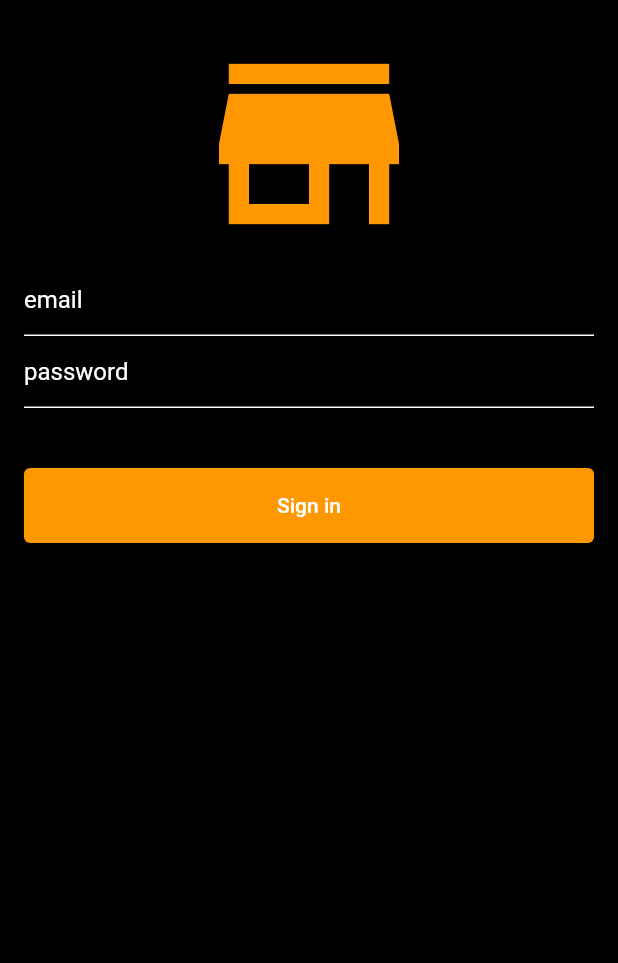
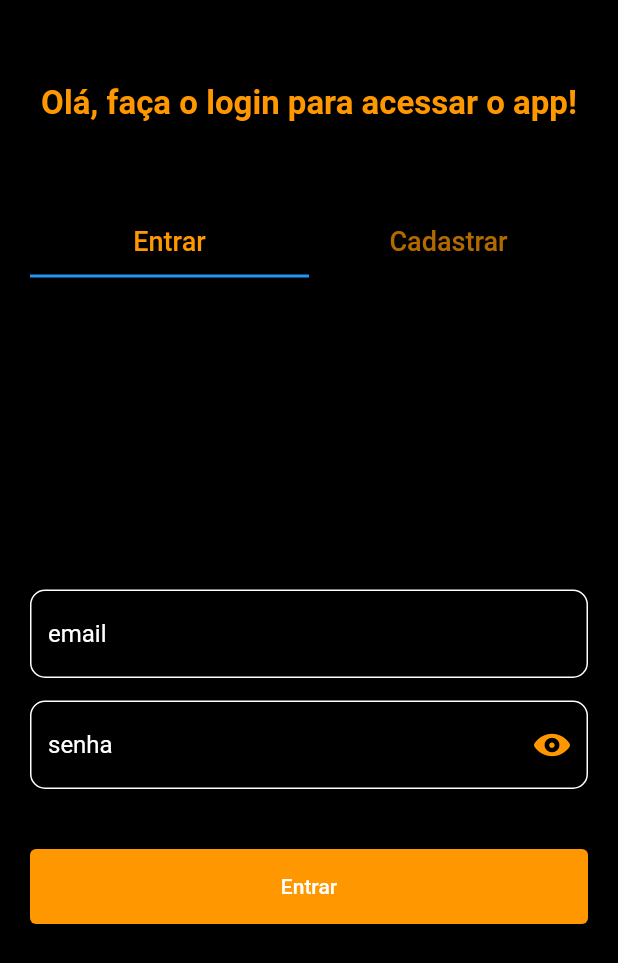
Before and after one commit to Yke222/DilettaFlutterTest, a Flutter app: the screen it shows after launch, on a phone screen of 412 x 824 dp. Shown: the top 963 px of the screen. Run offline on Flutter 3.47's test engine with Material 2 defaults, Android fonts, the phone set to English and light mode, and no system bars; our stand-ins replace cloud_firestore, equatable, firebase_auth, firebase_core, flutter_bloc, get_it and 1 more; accounts and stored records are empty; network calls fail.

Commit message:
feat: tela de cadastro criada e tela de login refatorada

```diff
--- a/lib/blocs/sign_in_bloc.dart
+++ b/lib/blocs/sign_in_bloc.dart
@@ -2,16 +2,16 @@ import 'package:diletta_flutter_test/repository/user_repository.dart';
 import 'package:equatable/equatable.dart';
 import 'package:flutter_bloc/flutter_bloc.dart';
 
-class SignInBloc extends Bloc <SignInEvent, SignInState> {
+class SignInBloc extends Bloc<SignInEvent, SignInState> {
   final UserRepository _userRepository;
   SignInBloc({
     required UserRepository userRepository,
-  }) : _userRepository = userRepository,
-  super (SigInInitial()) {
+  })  : _userRepository = userRepository,
+        super(SigInInitial()) {
     on<SignInRequiredEvent>((event, emit) async {
       emit(SigInProcess());
-      try{
-        await _userRepository.sigIn(event.email,event.password);
+      try {
+        await _userRepository.sigIn(event.email, event.password);
         emit(SigInSuccess());
       } catch (e) {
         emit(SigInFailure());
@@ -22,8 +22,9 @@ class SignInBloc extends Bloc <SignInEvent, SignInState> {
     });
   }
 }
-//Events
-abstract class SignInEvent extends Equatable{
+
+// Events regions
+abstract class SignInEvent extends Equatable {
   const SignInEvent();
 
   @override
@@ -34,27 +35,31 @@ class SignInRequiredEvent extends SignInEvent {
   final String email;
   final String password;
 
-  const SignInRequiredEvent(this.email,this.password);
+  const SignInRequiredEvent(this.email, this.password);
 }
 
 class SignOutRequiredEvent extends SignInEvent {
-
   const SignOutRequiredEvent();
 }
-// States
+//
+
+// States region
 abstract class SignInState extends Equatable {
   @override
   List<Object?> get props => [];
 }
 
-class SigInInitial extends SignInState{}
+class SigInInitial extends SignInState {}
 
-class SigInSuccess extends SignInState{}
+class SigInSuccess extends SignInState {}
 
-class SigInFailure extends SignInState{
+class SigInProgress extends SignInState {}
+
+class SigInFailure extends SignInState {
   final String? message;
 
   SigInFailure({this.message});
 }
 
-class SigInProcess extends SignInState{}
+class SigInProcess extends SignInState {}
+//
--- /dev/null
+++ b/lib/component/input_text_field.dart
@@ -0,0 +1,51 @@
+import 'package:flutter/material.dart';
+
+class InputTextField extends StatelessWidget {
+  final TextEditingController controller;
+  final String hintText;
+  final bool obscureText;
+  final TextInputType inputType;
+  final VoidCallback? onTap;
+  final String? Function(String?)? validator;
+  final String? errorMsg;
+  final String Function(String?)? onChanged;
+  final Widget? suffixIcon;
+  const InputTextField(
+      {super.key,
+      required this.controller,
+      required this.hintText,
+      required this.inputType,
+      this.obscureText = false,
+      this.onTap,
+      this.validator,
+      this.errorMsg,
+      this.onChanged,
+      this.suffixIcon});
+
+  @override
+  Widget build(BuildContext context) {
+    return TextFormField(
+      controller: controller,
+      validator: validator,
+      obscureText: obscureText,
+      keyboardType: inputType,
+      onTap: onTap,
+      onChanged: onChanged,
+      style: const TextStyle(color: Colors.white),
+      decoration: InputDecoration(
+        suffixIcon: suffixIcon,
+        enabledBorder: OutlineInputBorder(
+          borderRadius: BorderRadius.circular(10),
+          borderSide: const BorderSide(color: Colors.white),
+        ),
+        focusedBorder: OutlineInputBorder(
+          borderRadius: BorderRadius.circular(20),
+          borderSide: const BorderSide(color: Colors.white),
+        ),
+        hintText: hintText,
+        errorText: errorMsg,
+        hintStyle: const TextStyle(color: Colors.white),
+      ),
+    );
+  }
+}
--- a/lib/component/login_component.dart
+++ /dev/null
@@ -1,95 +0,0 @@
-import 'package:diletta_flutter_test/blocs/sign_in_bloc.dart';
-import 'package:diletta_flutter_test/repository/firebase_repository.dart';
-import 'package:flutter/material.dart';
-import 'package:flutter_bloc/flutter_bloc.dart';
-import 'package:get_it/get_it.dart';
-import 'package:go_router/go_router.dart';
-
-class LoginForm extends StatefulWidget {
-  const LoginForm({super.key});
-
-  @override
-  State<LoginForm> createState() => _LoginFormState();
-}
-
-class _LoginFormState extends State<LoginForm> {
-  final _formKey = GlobalKey<FormState>();
-  final emailController = TextEditingController();
-  final passwordController = TextEditingController();
-  bool sigInRequired = false;
-  String? _errorMsg;
-
-  @override
-  Widget build(BuildContext context) {
-    return Form(
-        key: _formKey,
-        child: BlocProvider<SignInBloc>(
-            create: (final context) =>
-                SignInBloc(userRepository: GetIt.I<FirebaseRepository>()),
-            child: BlocBuilder<SignInBloc, SignInState>(
-              builder: (final BuildContext context, final SignInState state) {
-                return Column(
-                    mainAxisAlignment: MainAxisAlignment.center,
-                    crossAxisAlignment: CrossAxisAlignment.stretch,
-                    mainAxisSize: MainAxisSize.min,
-                    children: [
-                      TextField(
-                        controller: emailController,
-                        style: const TextStyle(color: Colors.white),
-                        decoration: const InputDecoration(
-                          hintText: 'email',
-                          hintStyle: TextStyle(color: Colors.white),
-                          enabledBorder: UnderlineInputBorder(
-                              borderSide: BorderSide(color: Colors.white)),
-                        ),
-                      ),
-                      TextField(
-                        controller: passwordController,
-                        style: const TextStyle(color: Colors.white),
-                        decoration: const InputDecoration(
-                          hintText: 'password',
-                          hintStyle: TextStyle(color: Colors.white),
-                          enabledBorder: UnderlineInputBorder(
-                              borderSide: BorderSide(color: Colors.white)),
-                        ),
-                      ),
-                      const SizedBox(
-                        height: 40,
-                      ),
-                      !sigInRequired
-                          ? SizedBox(
-                              height: 50,
-                              child: ElevatedButton(
-                                style: ButtonStyle(
-                                  backgroundColor:
-                                      MaterialStateProperty.resolveWith<Color?>(
-                                    (Set<MaterialState> states) {
-                                      if (states
-                                          .contains(MaterialState.pressed)) {
-                                        return Colors.orange;
-                                      }
-                                      return Colors
-                                          .orange; // Use the component's default.
-                                    },
-                                  ),
-                                ),
-                                onPressed: () {
-                                  if (_formKey.currentState!.validate()) {
-                                    context.read<SignInBloc>().add(
-                                        SignInRequiredEvent(
-                                            emailController.text,
-                                            passwordController.text));
-                                    if (state is SigInSuccess) {
-                                      context.go('/home');
-                                    }
-                                  }
-                                },
-                                child: const Text('Sign in'),
-                              ),
-                            )
-                          : const CircularProgressIndicator(),
-                    ]);
-              },
-            )));
-  }
-}
--- /dev/null
+++ b/lib/core/input_field_use_case.dart
@@ -0,0 +1,5 @@
+RegExp emailRexExp = RegExp(
+    r'^(([^<>()[\]\\.,;:\s@\"]+(\.[^<>()[\]\\.,;:\s@\"]+)*)|(\".+\"))@((\[[0-9]{1,3}\.[0-9]{1,3}\.[0-9]{1,3}\.[0-9]{1,3}\])|(([a-zA-Z\-0-9]+\.)+[a-zA-Z]{2,}))$');
+
+RegExp passwordRexExp = RegExp(
+    r'^(?=.*?[A-Z])(?=.*?[a-z])(?=.*?[0-9])(?=.*?[!@#\$&*~`)\%\-(_+=;:,.<>/?"[{\]}\|^]).{8,}$');
--- a/lib/main.dart
+++ b/lib/main.dart
@@ -34,17 +34,21 @@ class MyApp extends StatelessWidget {
   @override
   Widget build(BuildContext context) {
     return MultiRepositoryProvider(
-        providers: [
-          RepositoryProvider(
-              create: (_) => AuthenticationBloc(userRepo: userRepository)),
-        ],
-        child: BlocBuilder<AuthenticationBloc, AuthenticationState>(
+      providers: [
+        RepositoryProvider(
+            create: (_) => AuthenticationBloc(userRepo: userRepository)),
+      ],
+      child: MaterialApp(
+        debugShowCheckedModeBanner: false,
+        home: BlocBuilder<AuthenticationBloc, AuthenticationState>(
           builder: ((context, state) {
             if (state.status == AuthenticationStatus.unauthenticated) {
-              return const MaterialApp(home: LoginScreen());
+              return const LoginScreen();
             }
-            return const MaterialApp(home: WelcomeScreen());
+            return const WelcomeScreen();
           }),
-        ));
+        ),
+      ),
+    );
   }
 }
--- /dev/null
+++ b/lib/models/user_model.dart
@@ -0,0 +1,56 @@
+import 'package:equatable/equatable.dart';
+
+class UserModel extends Equatable {
+  final String id;
+  final String name;
+  final String email;
+
+  const UserModel({
+    required this.id,
+    required this.name,
+    required this.email,
+  });
+
+  factory UserModel.fromJson(Map<String, dynamic> json) {
+    return UserModel(
+      id: json['id'] ?? '',
+      name: json['name'] ?? '',
+      email: json['email'] ?? '',
+    );
+  }
+
+  static Map<String, dynamic> toMapJson(final UserModel userModel) {
+    return {
+      'id': userModel.id,
+      'name': userModel.name,
+      'email': userModel.email,
+    };
+  }
+
+  static UserModel emptyUser({
+    final String? id,
+    final String? name,
+    final String? email,
+  }) {
+    return const UserModel(
+      id: '',
+      name: '',
+      email: '',
+    );
+  }
+
+  UserModel copyWith({
+    final String? id,
+    final String? name,
+    final String? email,
+  }) {
+    return UserModel(
+      id: id ?? this.id,
+      name: name ?? this.name,
+      email: email ?? this.email,
+    );
+  }
+
+  @override
+  List<Object?> get props => [id, name, email];
+}
--- a/lib/repository/user_repository.dart
+++ b/lib/repository/user_repository.dart
@@ -1,3 +1,4 @@
+import 'package:diletta_flutter_test/models/user_model.dart';
 import 'package:firebase_auth/firebase_auth.dart';
 
 abstract class UserRepository {
@@ -6,7 +7,7 @@ abstract class UserRepository {
 
   Future<void> logOut();
 
-  Future<void> sigUp(String email, String password);
+  Future<void> sigUp(final UserModel user, String password);
 
   Stream<User?> get user;
 
--- a/lib/screen/login_screen.dart
+++ b/lib/screen/login_screen.dart
@@ -1,26 +1,78 @@
-import 'package:diletta_flutter_test/component/login_component.dart';
+import 'package:diletta_flutter_test/screen/sign_in_screen.dart';
+import 'package:diletta_flutter_test/screen/sign_up_screen.dart';
 import 'package:flutter/material.dart';
 
-class LoginScreen extends StatelessWidget {
+class LoginScreen extends StatefulWidget {
   const LoginScreen({super.key});
+
+  @override
+  State<LoginScreen> createState() => _LoginScreenState();
+}
+
+class _LoginScreenState extends State<LoginScreen>
+    with TickerProviderStateMixin {
+  late TabController tabController;
+
+  @override
+  void initState() {
+    super.initState();
+    tabController = TabController(
+      initialIndex: 0,
+      length: 2,
+      vsync: this,
+    );
+  }
 
   @override
   Widget build(BuildContext context) {
     return Scaffold(
+        appBar: AppBar(
+          elevation: 0,
+          backgroundColor: Colors.transparent,
+        ),
         backgroundColor: Colors.black,
-        body: Center(
-          child: Container(
-            margin: const EdgeInsets.all(16),
-            child: Column(
-                crossAxisAlignment: CrossAxisAlignment.stretch,
-                children: const [
-                  Icon(
-                    Icons.store,
-                    color: Colors.orange,
-                    size: 160,
-                  ),
-                  LoginForm(),
-                ]),
+        body: SizedBox(
+          height: MediaQuery.of(context).size.height,
+          child: Padding(
+            padding: const EdgeInsets.symmetric(horizontal: 20),
+            child: Column(children: [
+              const Text(
+                'Olá, faça o login para acessar o app!',
+                style: TextStyle(
+                    fontSize: 22,
+                    fontWeight: FontWeight.bold,
+                    color: Colors.orange),
+              ),
+              const SizedBox(
+                height: kToolbarHeight,
+              ),
+              TabBar(
+                  controller: tabController,
+                  labelColor: Colors.orange,
+                  tabs: const [
+                    Padding(
+                        padding: EdgeInsets.all(12.0),
+                        child: Text(
+                          'Entrar',
+                          style: TextStyle(fontSize: 18),
+                        )),
+                    Padding(
+                        padding: EdgeInsets.all(12.0),
+                        child: Text(
+                          'Cadastrar',
+                          style: TextStyle(fontSize: 18),
+                        )),
+                  ]),
+              Expanded(
+                child: TabBarView(
+                  controller: tabController,
+                  children: const [
+                    SignInScreen(),
+                    SignUpScreen(),
+                  ],
+                ),
+              )
+            ]),
           ),
         ));
   }
--- /dev/null
+++ b/lib/screen/sign_in_screen.dart
@@ -0,0 +1,143 @@
+import 'package:diletta_flutter_test/blocs/sign_in_bloc.dart';
+import 'package:diletta_flutter_test/component/input_text_field.dart';
+import 'package:diletta_flutter_test/core/input_field_use_case.dart';
+import 'package:diletta_flutter_test/repository/firebase_repository.dart';
+import 'package:flutter/cupertino.dart';
+import 'package:flutter/material.dart';
+import 'package:flutter_bloc/flutter_bloc.dart';
+import 'package:get_it/get_it.dart';
+
+class SignInScreen extends StatefulWidget {
+  const SignInScreen({super.key});
+
+  @override
+  State<SignInScreen> createState() => _SignInScreenState();
+}
+
+class _SignInScreenState extends State<SignInScreen> {
+  final _formKey = GlobalKey<FormState>();
+  final emailController = TextEditingController();
+  final passwordController = TextEditingController();
+  bool obscurePassword = true;
+  IconData iconPassword = CupertinoIcons.eye_fill;
+  bool sigInRequired = false;
+  String? _errorMsg;
+
+  @override
+  Widget build(BuildContext context) {
+    return Form(
+      key: _formKey,
+      child: BlocProvider<SignInBloc>(
+        create: (final context) =>
+            SignInBloc(userRepository: GetIt.I<FirebaseRepository>()),
+        child: BlocListener<SignInBloc, SignInState>(
+          listener: (context, state) {
+            if (state is SigInSuccess) {
+              setState(() {
+                sigInRequired = false;
+              });
+            }
+            if (state is SigInProgress) {
+              setState(() {
+                sigInRequired = true;
+              });
+            }
+            if (state is SigInFailure) {
+              setState(() {
+                sigInRequired = false;
+                _errorMsg = 'Email ou senha inválidos!';
+              });
+            }
+          },
+          child: BlocBuilder<SignInBloc, SignInState>(
+            builder: (final context, final state) {
+              return Column(
+                  mainAxisAlignment: MainAxisAlignment.center,
+                  crossAxisAlignment: CrossAxisAlignment.stretch,
+                  mainAxisSize: MainAxisSize.min,
+                  children: [
+                    InputTextField(
+                      controller: emailController,
+                      hintText: 'email',
+                      inputType: TextInputType.emailAddress,
+                      errorMsg: _errorMsg,
+                      validator: (value) {
+                        if (value!.isEmpty) {
+                          return 'Preencha o campo de email!';
+                        } else if (!emailRexExp.hasMatch(value)) {
+                          return 'Preencha um email valido!';
+                        }
+                        return null;
+                      },
+                    ),
+                    const SizedBox(
+                      height: 15,
+                    ),
+                    InputTextField(
+                        controller: passwordController,
+                        obscureText: obscurePassword,
+                        hintText: 'senha',
+                        inputType: TextInputType.emailAddress,
+                        errorMsg: _errorMsg,
+                        validator: (value) {
+                          if (value!.isEmpty) {
+                            return 'Preencha o campo de senha';
+                          }
+                          return null;
+                        },
+                        suffixIcon: IconButton(
+                          icon: Icon(
+                            iconPassword,
+                            color: Colors.orange,
+                          ),
+                          onPressed: () {
+                            setState(() {
+                              obscurePassword = !obscurePassword;
+                              if (obscurePassword) {
+                                iconPassword = CupertinoIcons.eye_fill;
+                              } else {
+                                iconPassword = CupertinoIcons.eye_slash_fill;
+                              }
+                            });
+                          },
+                        )),
+                    const SizedBox(
+                      height: 40,
+                    ),
+                    !sigInRequired
+                        ? SizedBox(
+                            height: 50,
+                            child: ElevatedButton(
+                              style: ButtonStyle(
+                                backgroundColor:
+                                    MaterialStateProperty.resolveWith<Color?>(
+                                  (Set<MaterialState> states) {
+                                    if (states
+                                        .contains(MaterialState.pressed)) {
+                                      return Colors.orange;
+                                    }
+                                    return Colors.orange;
+                                  },
+                                ),
+                              ),
+                              onPressed: () {
+                                if (_formKey.currentState!.validate()) {
+                                  context.read<SignInBloc>().add(
+                                      SignInRequiredEvent(emailController.text,
+                                          passwordController.text));
+                                }
+                              },
+                              child: const Text('Entrar'),
+                            ),
+                          )
+                        : const Center(
+                          child:
+                              CircularProgressIndicator(color: Colors.orange)),
+                  ]);
+            },
+          ),
+        ),
+      ),
+    );
+  }
+}
--- a/pubspec.yaml
+++ b/pubspec.yaml
@@ -20,6 +20,7 @@ dependencies:
   equatable: ^2.0.5
   firebase_core: ^2.24.2
   shared_preferences: ^2.2.1
+  cloud_firestore: ^4.13.6
 
 dev_dependencies:
   flutter_test:
```
Also changed, not shown: lib/blocs/sign_up_bloc.dart (added, +55 -0 lines), lib/repository/firebase_repository.dart (+22 -3 lines), lib/screen/sign_up_screen.dart (added, +164 -0 lines), 1 other file.
